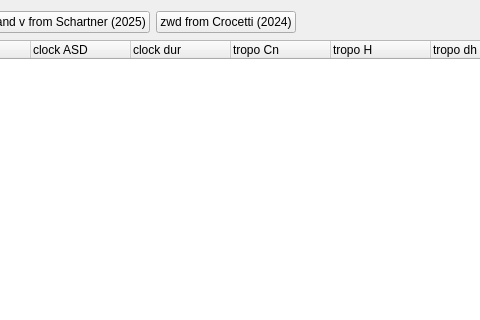
TUW-VieVS/VieSchedppGUI, file Widgets/simulatorwidget.ui: the form before one commit; both pictures show x 181 to 661 and y 0 to 320 of the 981 by 594 pixel window.
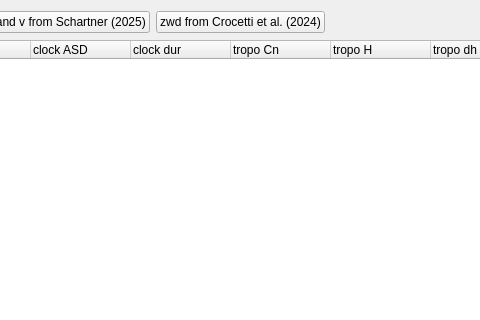
The form after the commit. Icons and pictures are not drawn.

What changed in the file:
```diff
--- a/Widgets/simulatorwidget.ui
+++ b/Widgets/simulatorwidget.ui
@@ -64,7 +64,11 @@
         <string>&lt;html&gt;&lt;head/&gt;&lt;body&gt;&lt;p&gt;Import &lt;span style=&quot; font-weight:700;&quot;&gt;zwd&lt;/span&gt; based on the model from:&lt;br/&gt;&lt;span style=&quot; font-family:'-apple-system','BlinkMacSystemFont','Segoe UI','Roboto','Oxygen-Sans','Ubuntu','Cantarell','Helvetica Neue','sans-serif'; color:#333333; background-color:#fcfcfc;&quot;&gt;Crocetti, L., Schartner, M., Wareyka-Glaner, M.F.&lt;/span&gt;&lt;span style=&quot; font-family:'-apple-system','BlinkMacSystemFont','Segoe UI','Roboto','Oxygen-Sans','Ubuntu','Cantarell','Helvetica Neue','sans-serif'; font-style:italic; color:#333333;&quot;&gt;et al.&lt;/span&gt;&lt;span style=&quot; font-family:'-apple-system','BlinkMacSystemFont','Segoe UI','Roboto','Oxygen-Sans','Ubuntu','Cantarell','Helvetica Neue','sans-serif'; color:#333333;&quot;&gt; ZWDX: a global zenith wet delay forecasting model using XGBoost. &lt;/span&gt;&lt;span style=&quot; font-family:'-apple-system','BlinkMacSystemFont','Segoe UI','Roboto','Oxygen-Sans','Ubuntu','Cantarell','Helvetica Neue','sans-serif'; font-style:italic; color:#333333;&quot;&gt;Earth Planets Space&lt;/span&gt;&lt;span style=&quot; font-family:'-apple-system','BlinkMacSystemFont','Segoe UI','Roboto','Oxygen-Sans','Ubuntu','Cantarell','Helvetica Neue','sans-serif'; font-weight:700; color:#333333;&quot;&gt;76&lt;/span&gt;&lt;span style=&quot; font-family:'-apple-system','BlinkMacSystemFont','Segoe UI','Roboto','Oxygen-Sans','Ubuntu','Cantarell','Helvetica Neue','sans-serif'; color:#333333;&quot;&gt;, 163 (2024). &lt;/span&gt;&lt;a href=&quot;https://doi.org/10.1186/s40623-024-02104-6&quot;&gt;&lt;span style=&quot; text-decoration: underline; color:#0000ff;&quot;&gt;https://doi.org/10.1186/s40623-024-02104-6&lt;/span&gt;&lt;/a&gt;&lt;/p&gt;&lt;p&gt;&lt;span style=&quot; font-weight:700;&quot;&gt;&lt;br/&gt;If a station is not listed, use 150 for zwd0. &lt;/span&gt;&lt;/p&gt;&lt;p&gt;&lt;br/&gt;&lt;/p&gt;&lt;/body&gt;&lt;/html&gt;</string>
        </property>
        <property name="text">
-        <string>zwd from Crocetti (2024)</string>
+        <string>zwd from Crocetti et al. (2024)</string>
+       </property>
+       <property name="icon">
+        <iconset resource="../myresources.qrc">
+         <normaloff>:/icons/icons/document-import-2.png</normaloff>:/icons/icons/document-import-2.png</iconset>
        </property>
       </widget>
      </item>
```
Left out of the diff: 8 changed lines with no effect on the pictures.
